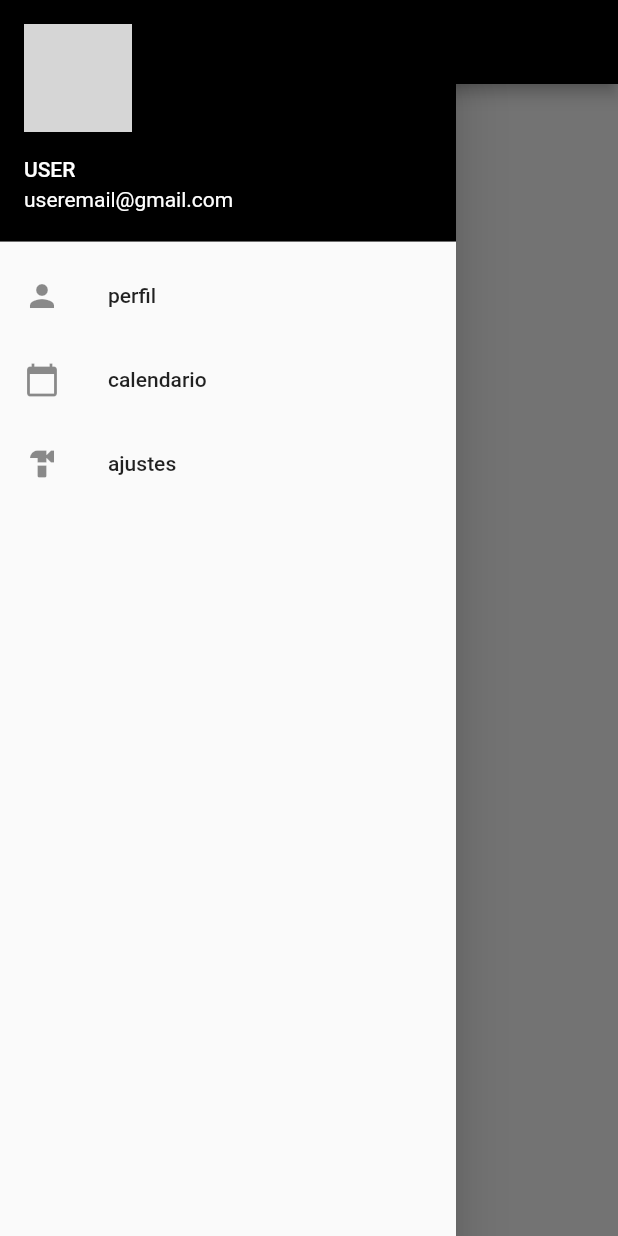
After one commit to DeboraVillca/Flutter, a Flutter app: the Bienvenida screen opened by its route, with the side drawer open, on a phone screen of 412 x 824 dp. The commit adds this screen. Run offline on Flutter 3.47's test engine with Material 2 defaults, Android fonts, the phone set to English and light mode, and no system bars; missing offline and left inert: dart:js; grey boxes are pictures that could not be loaded.

Commit message:
menu class implementation

```diff
--- /dev/null
+++ b/flutter_application_2/lib/menu.dart
@@ -0,0 +1,44 @@
+import 'package:flutter/material.dart';
+
+class Menu extends StatefulWidget {
+  const Menu({Key? key}) : super(key: key);
+
+  @override
+  _MenuState createState() => _MenuState();
+}
+
+class _MenuState extends State<Menu> {
+  @override
+  Widget build(BuildContext context) {
+    return Drawer(
+      child: ListView(
+        padding: EdgeInsets.all(0),
+        children: [
+          UserAccountsDrawerHeader(
+              decoration: BoxDecoration(color: Colors.black),
+              accountName: Text('USER'),
+              accountEmail: Text('useremail@gmail.com'),
+              currentAccountPicture: Image.asset('perfil.png')),
+          ListTile(
+            title: Text('perfil'),
+            leading: Icon(Icons.person),
+            onTap: () {
+              Navigator.of(context).pop();
+              Navigator.pushNamed(context, '/perfil');
+            },
+          ),
+          ListTile(
+            title: Text('calendario'),
+            leading: Icon(Icons.calendar_today),
+            onTap: () {},
+          ),
+          ListTile(
+            title: Text('ajustes'),
+            leading: Icon(Icons.hardware),
+            onTap: () {},
+          ),
+        ],
+      ),
+    );
+  }
+}
```
Also changed, not shown: flutter_application_2/lib/bienvenida.dart (+2 -30 lines).
